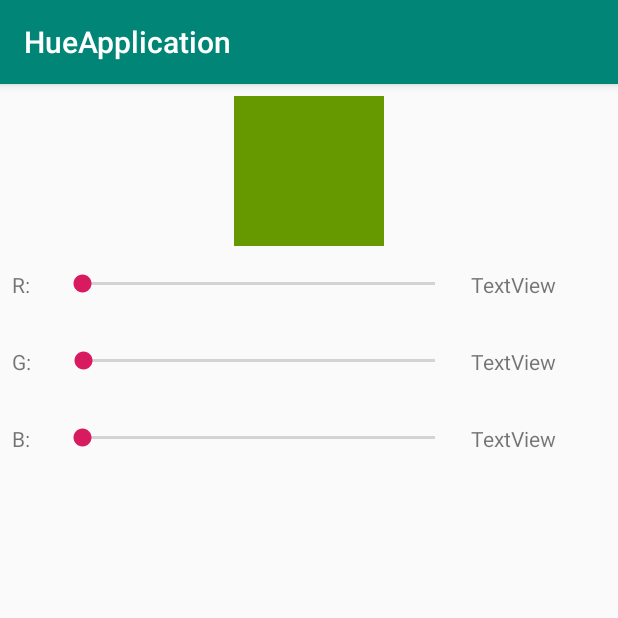
After one commit to Maarten1999/HueApplication, an Android app: the DetailActivity screen opened directly, with no data from a screen before it, on a phone screen of 412 x 824 dp, the top half of it. The commit adds this screen. Run offline under Robolectric (Android 15) with nearby library versions, the phone set to English and light mode, and no system bars; network calls fail.

Commit message:
[fixed] cannot resolve R

```diff
--- a/app/src/main/AndroidManifest.xml
+++ b/app/src/main/AndroidManifest.xml
@@ -19,6 +19,7 @@
                 <category android:name="android.intent.category.LAUNCHER" />
             </intent-filter>
         </activity>
+        <activity android:name=".Activities.DetailActivity"></activity>
     </application>
 
 </manifest>
--- /dev/null
+++ b/app/src/main/java/com/mpapps/hueapplication/Activities/DetailActivity.java
@@ -0,0 +1,82 @@
+package com.mpapps.hueapplication.Activities;
+
+import android.support.v7.app.AppCompatActivity;
+import android.os.Bundle;
+import android.widget.ImageView;
+import android.widget.SeekBar;
+import android.widget.TextView;
+
+import com.mpapps.hueapplication.R;
+
+public class DetailActivity extends AppCompatActivity {
+    ImageView lamp;
+    SeekBar redSlider, greenSlider, blueSlider;
+    TextView redValue, greenValue, blueValue;
+
+    @Override
+    protected void onCreate(Bundle savedInstanceState) {
+        super.onCreate(savedInstanceState);
+        setContentView(R.layout.activity_detail);
+
+        lamp = findViewById(R.id.detailLampImage);
+
+        redSlider = findViewById(R.id.redSlider);
+        greenSlider = findViewById(R.id.greenSlider);
+        blueSlider = findViewById(R.id.blueSlider);
+
+        redValue = findViewById(R.id.redValue);
+        greenValue = findViewById(R.id.greenValue);
+        blueValue = findViewById(R.id.blueValue);
+
+        redSlider.setOnSeekBarChangeListener(new SeekBar.OnSeekBarChangeListener() {
+            @Override
+            public void onProgressChanged(SeekBar seekBar, int progress, boolean fromUser) {
+                redValue.setText(progress);
+            }
+
+            @Override
+            public void onStartTrackingTouch(SeekBar seekBar) {
+
+            }
+
+            @Override
+            public void onStopTrackingTouch(SeekBar seekBar) {
+
+            }
+        });
+
+        greenSlider.setOnSeekBarChangeListener(new SeekBar.OnSeekBarChangeListener() {
+            @Override
+            public void onProgressChanged(SeekBar seekBar, int progress, boolean fromUser) {
+                greenValue.setText(progress);
+            }
+
+            @Override
+            public void onStartTrackingTouch(SeekBar seekBar) {
+
+            }
+
+            @Override
+            public void onStopTrackingTouch(SeekBar seekBar) {
+
+            }
+        });
+
+        blueSlider.setOnSeekBarChangeListener(new SeekBar.OnSeekBarChangeListener() {
+            @Override
+            public void onProgressChanged(SeekBar seekBar, int progress, boolean fromUser) {
+                blueValue.setText(progress);
+            }
+
+            @Override
+            public void onStartTrackingTouch(SeekBar seekBar) {
+
+            }
+
+            @Override
+            public void onStopTrackingTouch(SeekBar seekBar) {
+
+            }
+        });
+    }
+}
--- a/app/src/main/java/com/mpapps/hueapplication/Activities/MainActivity.java
+++ b/app/src/main/java/com/mpapps/hueapplication/Activities/MainActivity.java
@@ -1,12 +1,16 @@
 package com.mpapps.hueapplication.Activities;
 
+import android.content.Intent;
 import android.support.v4.app.Fragment;
 import android.support.v4.app.FragmentTransaction;
 import android.support.v7.app.AppCompatActivity;
 import android.os.Bundle;
 import android.support.v7.widget.GridLayoutManager;
+import android.support.v7.widget.LinearLayoutManager;
 import android.support.v7.widget.RecyclerView;
+import android.view.View;
 
+import com.mpapps.hueapplication.Adapters.RecyclerViewAdapter;
 import com.mpapps.hueapplication.LightManager;
 import com.mpapps.hueapplication.Adapters.LightsAdapter;
 import com.mpapps.hueapplication.Models.Bridge;
@@ -21,11 +25,12 @@ import org.json.JSONException;
 
 import java.util.List;
 
-public class MainActivity extends AppCompatActivity implements VolleyListener, BridgeFragment.OnFragmentInteractionListener
+public class MainActivity extends AppCompatActivity implements VolleyListener, BridgeFragment.OnFragmentInteractionListener, RecyclerViewAdapter.ItemClickListener
 {
 
     private VolleyService volleyService;
     private LightManager manager;
+    RecyclerViewAdapter adapter;
 
     @Override
     protected void onCreate(Bundle savedInstanceState)
@@ -46,6 +51,12 @@ public class MainActivity extends AppCompatActivity implements VolleyListener, B
         BridgeFragment bridgeFragment = BridgeFragment.newInstance(this);
         FragmentTransaction fragmentTransaction = fragmentManager.beginTransaction();
         fragmentTransaction.add(R.id.mainactivity_bridge_fragment, bridgeFragment).addToBackStack(null).commit();
+
+        recyclerView = findViewById(R.id.RecyclerViewLights);
+        recyclerView.setLayoutManager(new LinearLayoutManager(this));
+        adapter = new RecyclerViewAdapter(this, manager.getLights());
+        adapter.setClickListener(this);
+        recyclerView.setAdapter(adapter);
 
     }
 
@@ -78,4 +89,10 @@ public class MainActivity extends AppCompatActivity implements VolleyListener, B
     {
 
     }
+
+    @Override
+    public void onItemClick(View view, int position) {
+        Intent intent = new Intent(getApplicationContext(), DetailActivity.class);
+        startActivity(intent);
+    }
 }
--- /dev/null
+++ b/app/src/main/java/com/mpapps/hueapplication/Adapters/RecyclerViewAdapter.java
@@ -0,0 +1,77 @@
+package com.mpapps.hueapplication.Adapters;
+
+import android.content.Context;
+import android.support.v7.widget.RecyclerView;
+import android.view.LayoutInflater;
+import android.view.View;
+import android.view.ViewGroup;
+import android.widget.TextView;
+
+import com.mpapps.hueapplication.Models.HueLight;
+import com.mpapps.hueapplication.R;
+
+import java.util.List;
+
+public class RecyclerViewAdapter extends RecyclerView.Adapter<RecyclerViewAdapter.ViewHolder> {
+
+    private List<HueLight> mData;
+    private LayoutInflater mInflater;
+    private ItemClickListener mClickListener;
+
+    // data is passed into the constructor
+    public RecyclerViewAdapter(Context context, List<HueLight> data) {
+        this.mInflater = LayoutInflater.from(context);
+        this.mData = data;
+    }
+
+    // inflates the row layout from xml when needed
+    @Override
+    public ViewHolder onCreateViewHolder(ViewGroup parent, int viewType) {
+        View view = mInflater.inflate(R.layout.recyclerview_item_light, parent, false);
+        return new ViewHolder(view);
+    }
+
+    // binds the data to the TextView in each row
+    @Override
+    public void onBindViewHolder(ViewHolder holder, int position) {
+
+    }
+
+    // total number of rows
+    @Override
+    public int getItemCount() {
+        return mData.size();
+    }
+
+
+    // stores and recycles views as they are scrolled off screen
+    public class ViewHolder extends RecyclerView.ViewHolder implements View.OnClickListener {
+        TextView myTextView;
+
+        ViewHolder(View itemView) {
+            super(itemView);
+            myTextView = itemView.findViewById(R.id.blueValue);
+            itemView.setOnClickListener(this);
+        }
+
+        @Override
+        public void onClick(View view) {
+            if (mClickListener != null) mClickListener.onItemClick(view, getAdapterPosition());
+        }
+    }
+
+    // convenience method for getting data at click position
+    public HueLight getItem(int id) {
+        return mData.get(id);
+    }
+
+    // allows clicks events to be caught
+    public void setClickListener(ItemClickListener itemClickListener) {
+        this.mClickListener = itemClickListener;
+    }
+
+    // parent activity will implement this method to respond to click events
+    public interface ItemClickListener {
+        void onItemClick(View view, int position);
+    }
+}
--- /dev/null
+++ b/app/src/main/res/layout/activity_detail.xml
@@ -0,0 +1,130 @@
+<?xml version="1.0" encoding="utf-8"?>
+<android.support.constraint.ConstraintLayout xmlns:android="http://schemas.android.com/apk/res/android"
+    xmlns:app="http://schemas.android.com/apk/res-auto"
+    xmlns:tools="http://schemas.android.com/tools"
+
+    android:layout_width="match_parent"
+    android:layout_height="match_parent"
+    android:orientation="vertical"
+    tools:context=".Activities.DetailActivity">
+
+    <ImageView
+        android:id="@+id/detailLampImage"
+        android:layout_width="100dp"
+        android:layout_height="100dp"
+        android:layout_marginStart="8dp"
+        android:layout_marginTop="8dp"
+        android:layout_marginEnd="8dp"
+        android:src="@android:color/holo_green_dark"
+        app:layout_constraintEnd_toEndOf="parent"
+        app:layout_constraintStart_toStartOf="parent"
+        app:layout_constraintTop_toTopOf="parent" />
+
+    <LinearLayout
+        android:id="@+id/linearLayout3"
+        android:layout_width="0dp"
+        android:layout_height="wrap_content"
+        android:layout_marginStart="8dp"
+        android:layout_marginTop="16dp"
+        android:layout_marginEnd="8dp"
+        android:orientation="horizontal"
+        app:layout_constraintEnd_toEndOf="parent"
+        app:layout_constraintStart_toStartOf="parent"
+        app:layout_constraintTop_toBottomOf="@+id/detailLampImage">
+
+        <TextView
+            android:id="@+id/red"
+            android:layout_width="wrap_content"
+            android:layout_height="wrap_content"
+            android:layout_weight="1"
+            android:text="R:" />
+
+        <SeekBar
+            android:id="@+id/redSlider"
+            android:layout_width="wrap_content"
+            android:layout_height="wrap_content"
+            android:layout_marginStart="8dp"
+            android:layout_marginEnd="8dp"
+            android:layout_weight="20"
+            android:max="255" />
+
+        <TextView
+            android:id="@+id/redValue"
+            android:layout_width="wrap_content"
+            android:layout_height="wrap_content"
+            android:layout_weight="3"
+            android:text="TextView" />
+
+    </LinearLayout>
+
+    <LinearLayout
+        android:id="@+id/linearLayout4"
+        android:layout_width="0dp"
+        android:layout_height="wrap_content"
+        android:layout_marginStart="8dp"
+        android:layout_marginTop="32dp"
+        android:layout_marginEnd="8dp"
+        android:orientation="horizontal"
+        app:layout_constraintEnd_toEndOf="parent"
+        app:layout_constraintStart_toStartOf="parent"
+        app:layout_constraintTop_toBottomOf="@+id/linearLayout3">
+
+        <TextView
+            android:id="@+id/green"
+            android:layout_width="wrap_content"
+            android:layout_height="wrap_content"
+            android:layout_weight="1"
+            android:text="G:" />
+
+        <SeekBar
+            android:id="@+id/greenSlider"
+            android:layout_width="wrap_content"
+            android:layout_height="wrap_content"
+            android:layout_marginStart="8dp"
+            android:layout_marginEnd="8dp"
+            android:layout_weight="20"
+            android:max="255" />
+
+        <TextView
+            android:id="@+id/greenValue"
+            android:layout_width="wrap_content"
+            android:layout_height="wrap_content"
+            android:layout_weight="3"
+            android:text="TextView" />
+    </LinearLayout>
+
+    <LinearLayout
+        android:layout_width="0dp"
+        android:layout_height="wrap_content"
+        android:layout_marginStart="8dp"
+        android:layout_marginTop="32dp"
+        android:layout_marginEnd="8dp"
+        android:orientation="horizontal"
+        app:layout_constraintEnd_toEndOf="parent"
+        app:layout_constraintStart_toStartOf="parent"
+        app:layout_constraintTop_toBottomOf="@+id/linearLayout4">
+
+        <TextView
+            android:id="@+id/blue"
+            android:layout_width="wrap_content"
+            android:layout_height="wrap_content"
+            android:layout_weight="1"
+            android:text="B:" />
+
+        <SeekBar
+            android:id="@+id/blueSlider"
+            android:layout_width="wrap_content"
+            android:layout_height="wrap_content"
+            android:layout_marginStart="8dp"
+            android:layout_marginEnd="8dp"
+            android:layout_weight="20"
+            android:max="255" />
+
+        <TextView
+            android:id="@+id/blueValue"
+            android:layout_width="wrap_content"
+            android:layout_height="wrap_content"
+            android:layout_weight="3"
+            android:text="TextView" />
+    </LinearLayout>
+</android.support.constraint.ConstraintLayout>
```
